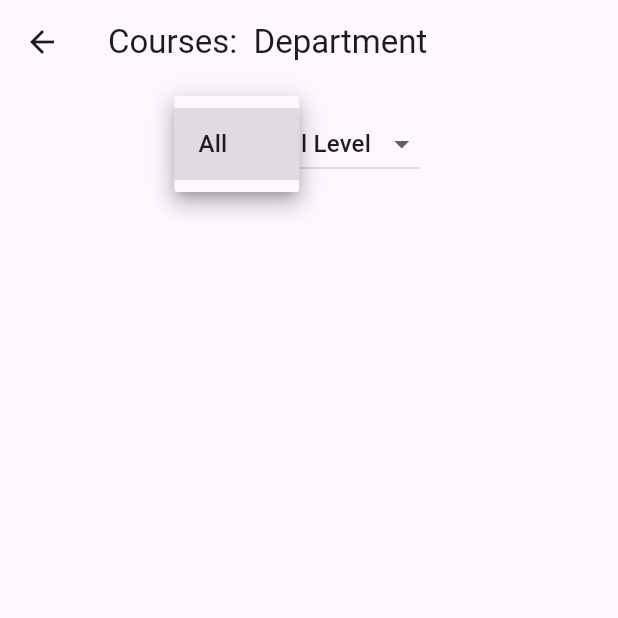
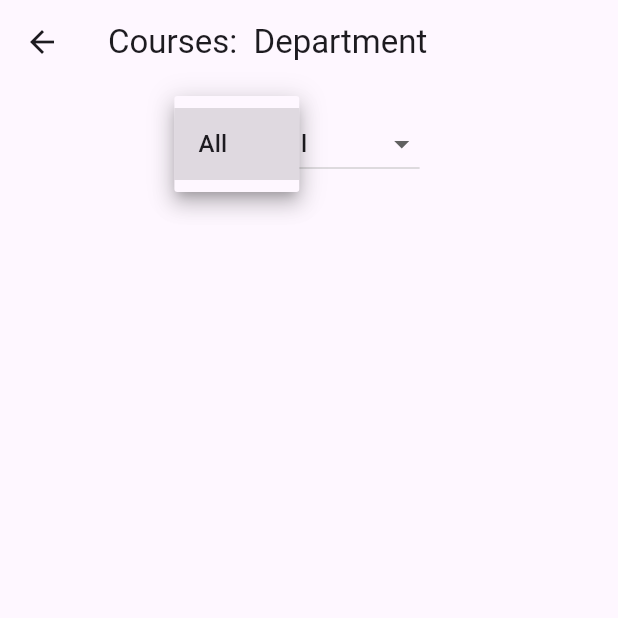
Before and after one commit to Alpha-Ronald/Simli-Plan-Web-Admin, a Flutter app: the CoursesPage screen opened directly with empty values, after a tap on "All", on a phone screen of 412 x 824 dp, the top half of it. Run offline on Flutter 3.47's test engine with Material 3 defaults, Android fonts, the phone set to English and light mode, and no system bars; our stand-ins replace cloud_firestore, firebase_auth, firebase_core; accounts and stored records are empty.

Commit message:
Restored courses page that was not previously commited

```diff
--- a/lib/features/faculties_and_departments/courses_display_screen.dart
+++ b/lib/features/faculties_and_departments/courses_display_screen.dart
@@ -104,27 +104,30 @@ class _CoursesPageState extends State<CoursesPage> {
       children: [
         DropdownButton<String>(
           value: selectedProgram,
-          items: ['All', ...widget.programs].map((program) => DropdownMenuItem(
+          items: ['All', ...widget.programs]
+              .map((program) => DropdownMenuItem(
             value: program,
             child: Text(program),
-          )).toList(),
+          ))
+              .toList(),
           onChanged: _selectProgram,
         ),
         const SizedBox(width: 10),
         DropdownButton<String>(
           value: selectedLevel,
-          items: ['All', '100', '200', '300', '400', '500']
+          items: ['All', '100 Level', '200 Level', '300 Level', '400 Level', '500 Level']
               .map((level) => DropdownMenuItem(
             value: level,
-            child: Text('$level Level'),
-          )).toList(),
+            child: Text('$level'),
+          ))
+              .toList(),
           onChanged: _selectLevel,
         ),
       ],
     );
   }
 
-  /// Fetch & Display Courses in Table
+  /// Display Courses Table
   Widget _buildCoursesTable() {
     return Consumer<CoursesProvider>(
       builder: (context, provider, child) {
@@ -133,30 +136,28 @@ class _CoursesPageState extends State<CoursesPage> {
         }
 
         List<Map<String, dynamic>> filteredCourses = provider.courses.where((course) {
-          List<dynamic>? programs = course['programs'] as List<dynamic>?;
-
-          // Debugging the structure of programs
-          debugPrint("Programs for ${course['courseCode']}: $programs");
+          final programs = course['programs'] as List<dynamic>? ?? [];
 
           bool matchesProgram = selectedProgram == 'All' ||
-              (programs is List &&
               programs.any((p) =>
               p is Map<String, dynamic> &&
-                      p['programName'] == selectedProgram));
+                  p['programName']?.toString() == selectedProgram);
 
-          bool matchesLevel = selectedLevel == 'All' || course['level'] == selectedLevel;
+          bool matchesLevel = selectedLevel == 'All' ||
+              course['level']?.toString() == selectedLevel;
 
           return matchesProgram && matchesLevel;
         }).toList();
 
+        if (filteredCourses.isEmpty) {
+          return const Center(child: Text("No courses match the selected filters."));
+        }
+
+        // Group by program for display
         Map<String, List<Map<String, dynamic>>> groupedByProgram = {};
         for (var course in filteredCourses) {
-          if (course['programs'] == null || course['programs'] is! Iterable) {
-            debugPrint("Skipping course due to missing or invalid 'programs' field: ${course['courseCode']}");
-            continue;
-          }
-
-          for (var program in course['programs']) {
+          final programs = course['programs'] as List<dynamic>? ?? [];
+          for (var program in programs) {
             if (program is! Map<String, dynamic>) continue;
             String programName = program['programName'] ?? 'Unknown Program';
             groupedByProgram.putIfAbsent(programName, () => []).add(course);
@@ -182,32 +183,44 @@ class _CoursesPageState extends State<CoursesPage> {
               ],
               rows: groupedByProgram.entries.expand((entry) {
                 List<DataRow> rows = [];
+
+                // Program heading row
                 rows.add(
-                  DataRow(cells: [
-                    DataCell(Text(entry.key, style: const TextStyle(fontWeight: FontWeight.bold, color: Colors.blue))),
+                  DataRow(
+                    cells: [
+                      DataCell(Text(
+                        entry.key,
+                        style: const TextStyle(fontWeight: FontWeight.bold, color: Colors.blue),
+                      )),
                       ...List.filled(9, const DataCell(Text(''))),
-                  ]),
+                    ],
+                  ),
                 );
+
                 int index = 1;
                 rows.addAll(entry.value.map((course) {
                   var programDetails = (course['programs'] as List)
                       .firstWhere(
-                        (p) => p is Map<String, dynamic> && p['programName'] == entry.key,
+                        (p) =>
+                    p is Map<String, dynamic> &&
+                        p['programName'] == entry.key,
                     orElse: () => {'status': 'Unknown', 'units': '0'},
                   );
 
-                  return DataRow(cells: [
+                  return DataRow(
+                    cells: [
                       DataCell(Text((index++).toString())),
                       DataCell(Text(course['courseCode'] ?? 'N/A')),
                       DataCell(Text(course['courseTitle'] ?? 'N/A')),
                       DataCell(Text(programDetails['units'].toString())),
-                    DataCell(Text(programDetails['status'])),
-                    DataCell(Text('${course['level']} Level')),
+                      DataCell(Text(programDetails['status'].toString())),
+                      DataCell(Text('${course['level']}')),
                       DataCell(Text(course['lecturersAssigned'] ?? 'N/A')),
                       DataCell(Text(course['semester'] ?? 'N/A')),
                       DataCell(Text(_formatSchedule(course['schedule']))),
                       DataCell(_buildOptionsMenu(course)),
-                  ]);
+                    ],
+                  );
                 }));
                 return rows;
               }).toList(),
@@ -224,20 +237,22 @@ class _CoursesPageState extends State<CoursesPage> {
     return schedule.entries.map((e) => "${e.key}: ${e.value}").join("\n");
   }
 
-  /// Options Menu (Edit, Copy, Delete)
+  /// Options Menu
   Widget _buildOptionsMenu(Map<String, dynamic> course) {
     return PopupMenuButton<String>(
       onSelected: (value) {
         if (value == 'edit') {
-          // Handle edit
+          // Edit logic
         } else if (value == 'copy') {
-          // Handle copy
+          // Copy logic
+        } else if (value == 'delete') {
+          // Delete logic
         }
       },
-      itemBuilder: (context) => [
-        const PopupMenuItem(value: 'edit', child: Text('Edit')),
-        const PopupMenuItem(value: 'copy', child: Text('Copy')),
-        const PopupMenuItem(value: 'delete', child: Text('Delete')),
+      itemBuilder: (context) => const [
+        PopupMenuItem(value: 'edit', child: Text('Edit')),
+        PopupMenuItem(value: 'copy', child: Text('Copy')),
+        PopupMenuItem(value: 'delete', child: Text('Delete')),
       ],
     );
   }
```
Lines whose indentation alone changed are shown as unchanged.
